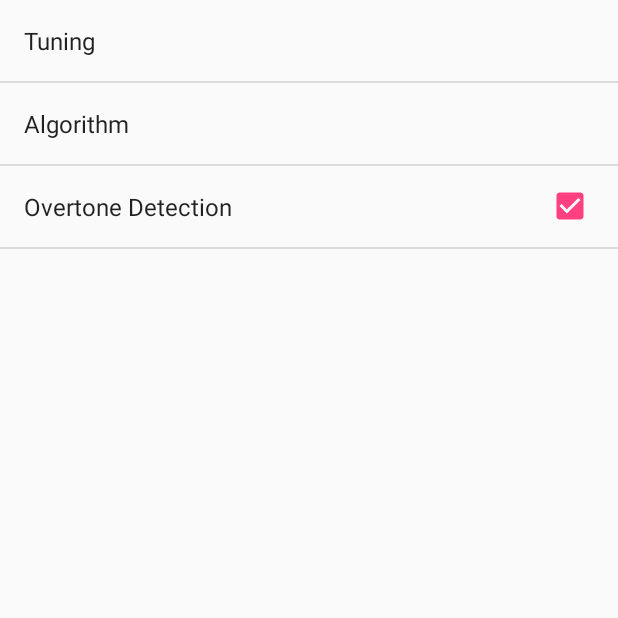
After one commit to snapfractalpop/Guitar-Tuner, an Android app: the SettingsActivity screen opened directly, with no data from a screen before it, on a phone screen of 412 x 824 dp, the top half of it. The commit adds this screen. Run offline under Robolectric (Android 15) with nearby library versions, the phone set to English and light mode, and no system bars.

Commit message:
Fix overtone detection implementation. Add preferences. Implement overtone detection preference.

```diff
--- a/app/build.gradle
+++ b/app/build.gradle
@@ -9,6 +9,7 @@ android {
         versionCode 1
         versionName "1.0"
         testInstrumentationRunner "android.support.test.runner.AndroidJUnitRunner"
+        vectorDrawables.useSupportLibrary = true
     }
     buildTypes {
         release {
@@ -22,6 +23,8 @@ dependencies {
     implementation fileTree(include: ['*.jar'], dir: 'libs')
     implementation 'com.android.support:appcompat-v7:26.1.0'
     implementation 'com.android.support.constraint:constraint-layout:1.1.2'
+    implementation 'com.android.support:support-v4:26.1.0'
+    implementation 'com.android.support:support-vector-drawable:26.1.0'
     testImplementation 'junit:junit:4.12'
     androidTestImplementation 'com.android.support.test:runner:1.0.2'
     androidTestImplementation 'com.android.support.test.espresso:espresso-core:3.0.2'
--- a/app/src/main/AndroidManifest.xml
+++ b/app/src/main/AndroidManifest.xml
@@ -18,7 +18,8 @@
                 <category android:name="android.intent.category.LAUNCHER" />
             </intent-filter>
         </activity>
-        <activity android:name=".PermissionExplanation"></activity>
+        <activity android:name=".PermissionExplanation" />
+        <activity android:name=".SettingsActivity"></activity>
     </application>
 
 </manifest>
--- /dev/null
+++ b/app/src/main/java/com/joykraft/guitartuner/SettingsActivity.java
@@ -0,0 +1,16 @@
+package com.joykraft.guitartuner;
+
+import android.app.Activity;
+import android.os.Bundle;
+
+public class SettingsActivity extends Activity {
+
+    @Override
+    protected void onCreate(Bundle savedInstanceState) {
+        super.onCreate(savedInstanceState);
+
+        getFragmentManager().beginTransaction()
+                .replace(android.R.id.content, new SettingsFragment())
+                .commit();
+    }
+}
--- /dev/null
+++ b/app/src/main/java/com/joykraft/guitartuner/SettingsFragment.java
@@ -0,0 +1,20 @@
+package com.joykraft.guitartuner;
+
+
+import android.os.Bundle;
+import android.preference.PreferenceFragment;
+import android.support.annotation.Nullable;
+import android.support.v4.app.Fragment;
+import android.view.LayoutInflater;
+import android.view.View;
+import android.view.ViewGroup;
+
+
+public class SettingsFragment extends PreferenceFragment {
+    @Override
+    public void onCreate(@Nullable Bundle savedInstanceState) {
+        super.onCreate(savedInstanceState);
+
+        addPreferencesFromResource(R.xml.preferences);
+    }
+}
--- /dev/null
+++ b/app/src/main/res/values/arrays.xml
@@ -0,0 +1,16 @@
+<?xml version="1.0" encoding="utf-8"?>
+<resources>
+    <string-array name="tunings_names">
+        <item>@string/name_tuning_standard</item>
+    </string-array>
+    <string-array name="tunings_values">
+        <item>@string/value_tuning_standard</item>
+    </string-array>
+
+    <string-array name="algorithm_names">
+       <item>@string/name_algorithm_fyin</item>
+    </string-array>
+    <string-array name="algorithm_values">
+        <item>@string/value_algorithm_fyin</item>
+    </string-array>
+</resources>
--- a/app/src/main/res/values/strings.xml
+++ b/app/src/main/res/values/strings.xml
@@ -4,4 +4,22 @@
     <string name="noPitchDetected">No Pitch Detected</string>
     <string name="permissionExplanationText">This application requires permission to record audio in order to detect the instrument pitch from the microphone input.</string>
     <string name="noteLabel">"Note: "</string>
+
+    <!-- Strings related to Settings -->
+
+    <string name="preference_label_tuning">Tuning</string>
+    <string name="preference_label_algorithm">Algorithm</string>
+    <string name="preference_label_overtone_detection">Overtone Detection</string>
+
+    <string name="key_preference_tuning">preferenceTuning</string>
+    <string name="key_preference_algorithm">preferenceAlgorithm</string>
+    <string name="key_preference_overtone_detection">preferenceOvertoneDetection</string>
+
+    <string name="value_tuning_standard">tuningStandard</string>
+    <string name="name_tuning_standard">Standard</string>
+
+    <string name="value_algorithm_fyin">algorithmFyin</string>
+    <string name="name_algorithm_fyin">Fast YIN</string>
+    <string name="title_activity_settings">Settings</string>
+
 </resources>
--- /dev/null
+++ b/app/src/main/res/xml/preferences.xml
@@ -0,0 +1,22 @@
+<?xml version="1.0" encoding="utf-8"?>
+<PreferenceScreen xmlns:android="http://schemas.android.com/apk/res/android">
+
+    <ListPreference
+        android:defaultValue="@string/value_tuning_standard"
+        android:entries="@array/tunings_names"
+        android:entryValues="@array/tunings_values"
+        android:key="@string/key_preference_tuning"
+        android:title="@string/preference_label_tuning" />
+
+    <ListPreference
+        android:defaultValue="@string/value_algorithm_fyin"
+        android:entries="@array/algorithm_names"
+        android:entryValues="@array/algorithm_values"
+        android:key="@string/key_preference_algorithm"
+        android:title="@string/preference_label_algorithm" />
+
+    <CheckBoxPreference
+        android:defaultValue="true"
+        android:key="@string/key_preference_overtone_detection"
+        android:title="@string/preference_label_overtone_detection" />
+</PreferenceScreen>
```
Also changed, not shown: app/src/main/java/com/joykraft/guitartuner/MainActivity.java (+41 -7 lines), app/src/main/res/menu/menu.xml (added, +10 -0 lines).
